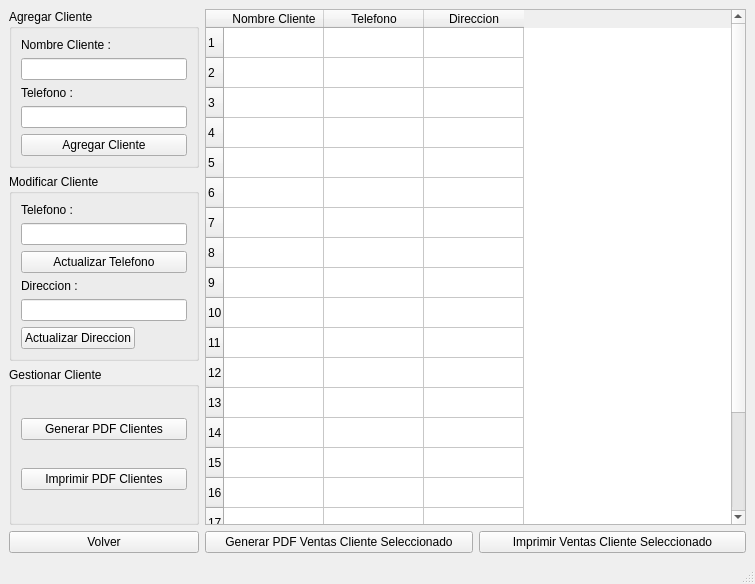
Before: the Qt Designer form QT_Sistema_San_Cayetano/registroclientes.ui in GaspyGJ/SistemaGestion_SanCayetano, drawn with Qt 5.
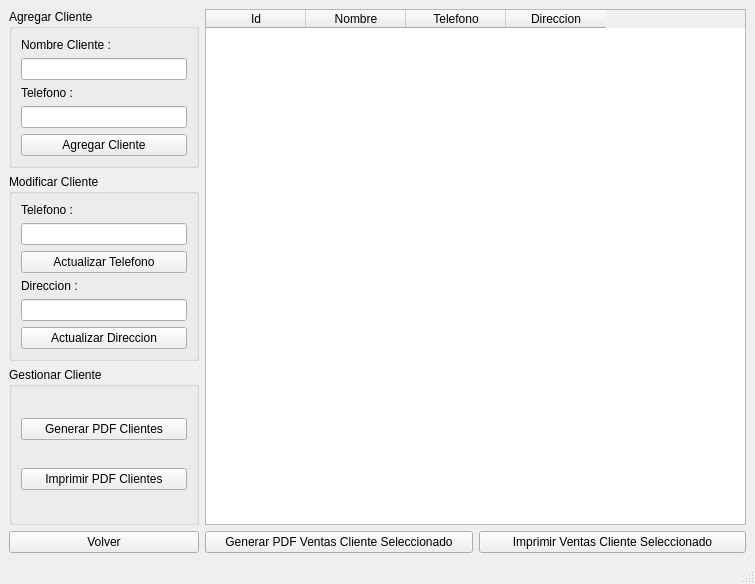
After: the same form once the commit is applied.

Commit message: Terminar la ventana de Clientes

Patch:
```diff
--- a/QT_Sistema_San_Cayetano/registroclientes.ui
+++ b/QT_Sistema_San_Cayetano/registroclientes.ui
@@ -110,7 +110,7 @@
            <item row="2" column="0" colspan="2">
             <widget class="QLineEdit" name="lineEdit_4"/>
            </item>
-           <item row="6" column="0">
+           <item row="6" column="0" colspan="2">
             <widget class="QPushButton" name="pushButton_3">
              <property name="text">
               <string>Actualizar Direccion</string>
@@ -178,113 +178,15 @@
     <item>
      <layout class="QVBoxLayout" name="verticalLayout_4">
       <item>
-       <widget class="QTableWidget" name="tablaClientes">
-        <property name="showGrid">
-         <bool>true</bool>
-        </property>
-        <row>
+       <widget class="QTableWidget" name="table_Clientes">
+        <column>
          <property name="text">
-          <string>1</string>
+          <string>Id</string>
          </property>
-        </row>
-        <row>
-         <property name="text">
-          <string>2</string>
-         </property>
-        </row>
-        <row>
-         <property name="text">
-          <string>3</string>
-         </property>
-        </row>
-        <row>
-         <property name="text">
-          <string>4</string>
-         </property>
-        </row>
-        <row>
-         <property name="text">
-          <string>5</string>
-         </property>
-        </row>
-        <row>
-         <property name="text">
-          <string>6</string>
-         </property>
-        </row>
-        <row>
-         <property name="text">
-          <string>7</string>
-         </property>
-        </row>
-        <row>
-         <property name="text">
-          <string>8</string>
-         </property>
-        </row>
-        <row>
-         <property name="text">
-          <string>9</string>
-         </property>
-        </row>
-        <row>
-         <property name="text">
-          <string>10</string>
-         </property>
-        </row>
-        <row>
-         <property name="text">
-          <string>11</string>
-         </property>
-        </row>
-        <row>
-         <property name="text">
-          <string>12</string>
-         </property>
-        </row>
-        <row>
-         <property name="text">
-          <string>13</string>
-         </property>
-        </row>
-        <row>
-         <property name="text">
-          <string>14</string>
-         </property>
-        </row>
-        <row>
-         <property name="text">
-          <string>15</string>
-         </property>
-        </row>
-        <row>
-         <property name="text">
-          <string>16</string>
-         </property>
-        </row>
-        <row>
-         <property name="text">
-          <string>17</string>
-         </property>
-        </row>
-        <row>
-         <property name="text">
-          <string>18</string>
-         </property>
-        </row>
-        <row>
-         <property name="text">
-          <string>19</string>
-         </property>
-        </row>
-        <row>
-         <property name="text">
-          <string>20</string>
-         </property>
-        </row>
+        </column>
         <column>
          <property name="text">
-          <string>Nombre Cliente</string>
+          <string>Nombre</string>
          </property>
         </column>
         <column>
```
The commit also changes 51 other files.
